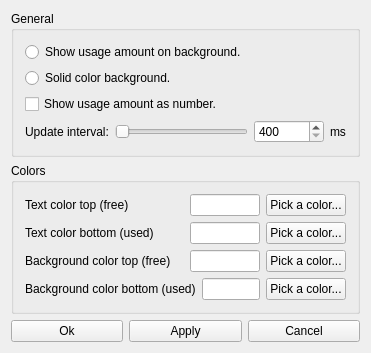
doublejim/Systray-Memory-Display, file mainwindow.ui: the form before one commit.
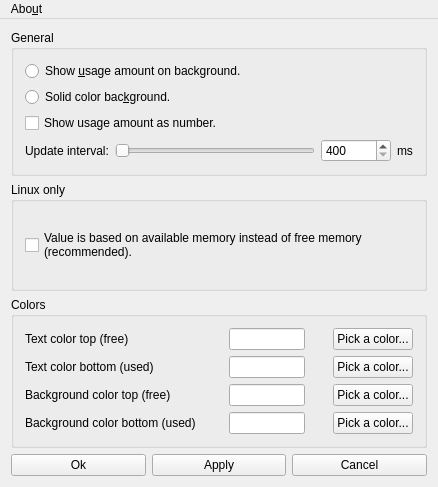
The form after the commit. Icons and pictures are not drawn.

Commit message: Linux memory option. Simplified code. Attempt to get rid of memory leaks. MainWindow instead of Dialog.

The edit to the form file:
```diff
--- a/mainwindow.ui
+++ b/mainwindow.ui
@@ -6,8 +6,8 @@
    <rect>
     <x>0</x>
     <y>0</y>
-    <width>371</width>
-    <height>349</height>
+    <width>438</width>
+    <height>487</height>
    </rect>
   </property>
   <property name="windowTitle">
@@ -18,7 +18,7 @@
     <normaloff>:/icon/appicon.png</normaloff>:/icon/appicon.png</iconset>
   </property>
   <widget class="QWidget" name="centralWidget">
-   <layout class="QVBoxLayout" name="verticalLayout_3" stretch="1,1,0">
+   <layout class="QVBoxLayout" name="verticalLayout_5">
     <item>
      <widget class="QGroupBox" name="groupBox">
       <property name="title">
@@ -28,14 +28,14 @@
        <item>
         <widget class="QRadioButton" name="radioShowProgress">
          <property name="text">
-          <string>Show usage amount on background.</string>
+          <string>Show &amp;usage amount on background.</string>
          </property>
         </widget>
        </item>
        <item>
         <widget class="QRadioButton" name="radioShowSolidBackground">
          <property name="text">
-          <string>Solid color background.</string>
+          <string>Solid color bac&amp;kground.</string>
          </property>
         </widget>
        </item>
@@ -99,35 +99,106 @@
       </layout>
      </widget>
     </item>
+    <item>
+     <widget class="QGroupBox" name="groupBox_3">
+      <property name="title">
+       <string>Linux only</string>
+      </property>
+      <layout class="QVBoxLayout" name="verticalLayout_3">
+       <item>
+        <widget class="QCheckBox" name="checkBoxAvailableMemory">
+         <property name="text">
+          <string>Value is based on available memory instead of free memory
+(recommended).</string>
+         </property>
+        </widget>
+       </item>
+      </layout>
+     </widget>
+    </item>
     <item>
      <widget class="QGroupBox" name="groupBox_2">
       <property name="title">
        <string>Colors</string>
       </property>
-      <layout class="QVBoxLayout" name="verticalLayout_2">
-       <item>
-        <layout class="QHBoxLayout" name="horizontalLayout_3" stretch="0,0,0">
-         <item>
-          <widget class="QLabel" name="labelColor1">
+      <layout class="QGridLayout" name="gridLayout_2">
+       <item row="3" column="7">
+        <widget class="QPushButton" name="btnColor4">
+         <property name="minimumSize">
+          <size>
+           <width>0</width>
+           <height>0</height>
+          </size>
+         </property>
+         <property name="maximumSize">
+          <size>
+           <width>16777215</width>
+           <height>16777215</height>
+          </size>
+         </property>
            <property name="text">
-            <string>Text color top (free)</string>
+          <string>Pick a color...</string>
            </property>
           </widget>
          </item>
-         <item>
+       <item row="1" column="7">
+        <widget class="QPushButton" name="btnColor2">
+         <property name="minimumSize">
+          <size>
+           <width>0</width>
+           <height>0</height>
+          </size>
+         </property>
+         <property name="maximumSize">
+          <size>
+           <width>16777215</width>
+           <height>16777215</height>
+          </size>
+         </property>
+         <property name="text">
+          <string>Pick a color...</string>
+         </property>
+        </widget>
+       </item>
+       <item row="0" column="5">
+        <widget class="QLabel" name="colorExample1">
+         <property name="minimumSize">
+          <size>
+           <width>16</width>
+           <height>0</height>
+          </size>
+         </property>
+         <property name="maximumSize">
+          <size>
+           <width>16</width>
+           <height>16777215</height>
+          </size>
+         </property>
+         <property name="text">
+          <string/>
+         </property>
+        </widget>
+       </item>
+       <item row="0" column="4">
           <widget class="QLineEdit" name="editColorText1">
-           <property name="maximumSize">
+         <property name="sizePolicy">
+          <sizepolicy hsizetype="Fixed" vsizetype="Fixed">
+           <horstretch>0</horstretch>
+           <verstretch>0</verstretch>
+          </sizepolicy>
+         </property>
+         <property name="minimumSize">
             <size>
              <width>70</width>
-             <height>16777215</height>
-            </size>
-           </property>
-           <property name="baseSize">
-            <size>
-             <width>10</width>
              <height>0</height>
             </size>
            </property>
+         <property name="maximumSize">
+          <size>
+           <width>76</width>
+           <height>16777215</height>
+          </size>
+         </property>
            <property name="font">
             <font>
              <family>Courier New</family>
@@ -135,37 +206,95 @@
              <bold>true</bold>
             </font>
            </property>
-          </widget>
-         </item>
-         <item>
-          <widget class="QPushButton" name="btnColor1">
-           <property name="maximumSize">
-            <size>
-             <width>80</width>
-             <height>16777215</height>
-            </size>
-           </property>
-           <property name="text">
-            <string>Pick a color...</string>
+         <property name="layoutDirection">
+          <enum>Qt::LeftToRight</enum>
+         </property>
+         <property name="maxLength">
+          <number>7</number>
            </property>
           </widget>
          </item>
-        </layout>
-       </item>
-       <item>
-        <layout class="QHBoxLayout" name="horizontalLayout_4" stretch="0,0,0">
-         <item>
+       <item row="1" column="2">
           <widget class="QLabel" name="labelColor2">
+         <property name="sizePolicy">
+          <sizepolicy hsizetype="Expanding" vsizetype="Preferred">
+           <horstretch>0</horstretch>
+           <verstretch>0</verstretch>
+          </sizepolicy>
+         </property>
            <property name="text">
             <string>Text color bottom (used)</string>
            </property>
           </widget>
          </item>
-         <item>
+       <item row="3" column="5">
+        <widget class="QLabel" name="colorExample4">
+         <property name="minimumSize">
+          <size>
+           <width>16</width>
+           <height>0</height>
+          </size>
+         </property>
+         <property name="maximumSize">
+          <size>
+           <width>16</width>
+           <height>16777215</height>
+          </size>
+         </property>
+         <property name="text">
+          <string/>
+         </property>
+        </widget>
+       </item>
+       <item row="2" column="4">
+        <widget class="QLineEdit" name="editColorBack1">
+         <property name="sizePolicy">
+          <sizepolicy hsizetype="Fixed" vsizetype="Fixed">
+           <horstretch>0</horstretch>
+           <verstretch>0</verstretch>
+          </sizepolicy>
+         </property>
+         <property name="minimumSize">
+          <size>
+           <width>70</width>
+           <height>0</height>
+          </size>
+         </property>
+         <property name="maximumSize">
+          <size>
+           <width>76</width>
+           <height>16777215</height>
+          </size>
+         </property>
+         <property name="font">
+          <font>
+           <family>Courier New</family>
+           <weight>75</weight>
+           <bold>true</bold>
+          </font>
+         </property>
+         <property name="maxLength">
+          <number>7</number>
+         </property>
+        </widget>
+       </item>
+       <item row="1" column="4">
           <widget class="QLineEdit" name="editColorText2">
-           <property name="maximumSize">
+         <property name="sizePolicy">
+          <sizepolicy hsizetype="Fixed" vsizetype="Fixed">
+           <horstretch>0</horstretch>
+           <verstretch>0</verstretch>
+          </sizepolicy>
+         </property>
+         <property name="minimumSize">
             <size>
              <width>70</width>
+           <height>0</height>
+          </size>
+         </property>
+         <property name="maximumSize">
+          <size>
+           <width>76</width>
              <height>16777215</height>
             </size>
            </property>
@@ -176,13 +305,22 @@
              <bold>true</bold>
             </font>
            </property>
-          </widget>
-         </item>
-         <item>
-          <widget class="QPushButton" name="btnColor2">
+         <property name="maxLength">
+          <number>7</number>
+         </property>
+        </widget>
+       </item>
+       <item row="2" column="7">
+        <widget class="QPushButton" name="btnColor3">
+         <property name="minimumSize">
+          <size>
+           <width>0</width>
+           <height>0</height>
+          </size>
+         </property>
            <property name="maximumSize">
             <size>
-             <width>80</width>
+           <width>16777215</width>
              <height>16777215</height>
             </size>
            </property>
@@ -191,22 +329,55 @@
            </property>
           </widget>
          </item>
-        </layout>
-       </item>
-       <item>
-        <layout class="QHBoxLayout" name="horizontalLayout_6" stretch="0,0,0">
-         <item>
+       <item row="2" column="2">
           <widget class="QLabel" name="labelColor3">
+         <property name="sizePolicy">
+          <sizepolicy hsizetype="Expanding" vsizetype="Preferred">
+           <horstretch>0</horstretch>
+           <verstretch>0</verstretch>
+          </sizepolicy>
+         </property>
            <property name="text">
             <string>Background color top (free)</string>
            </property>
           </widget>
          </item>
-         <item>
-          <widget class="QLineEdit" name="editColorBack1">
+       <item row="1" column="5">
+        <widget class="QLabel" name="colorExample2">
+         <property name="minimumSize">
+          <size>
+           <width>16</width>
+           <height>0</height>
+          </size>
+         </property>
            <property name="maximumSize">
+          <size>
+           <width>16</width>
+           <height>16777215</height>
+          </size>
+         </property>
+         <property name="text">
+          <string/>
+         </property>
+        </widget>
+       </item>
+       <item row="3" column="4">
+        <widget class="QLineEdit" name="editColorBack2">
+         <property name="sizePolicy">
+          <sizepolicy hsizetype="Fixed" vsizetype="Fixed">
+           <horstretch>0</horstretch>
+           <verstretch>0</verstretch>
+          </sizepolicy>
+         </property>
+         <property name="minimumSize">
             <size>
              <width>70</width>
+           <height>0</height>
+          </size>
+         </property>
+         <property name="maximumSize">
+          <size>
+           <width>76</width>
              <height>16777215</height>
             </size>
            </property>
@@ -217,13 +388,41 @@
              <bold>true</bold>
             </font>
            </property>
-          </widget>
-         </item>
-         <item>
-          <widget class="QPushButton" name="btnColor3">
+         <property name="maxLength">
+          <number>7</number>
+         </property>
+        </widget>
+       </item>
+       <item row="2" column="5">
+        <widget class="QLabel" name="colorExample3">
+         <property name="minimumSize">
+          <size>
+           <width>16</width>
+           <height>0</height>
+          </size>
+         </property>
            <property name="maximumSize">
             <size>
-             <width>80</width>
+           <width>16</width>
+           <height>16777215</height>
+          </size>
+         </property>
+         <property name="text">
+          <string/>
+         </property>
+        </widget>
+       </item>
+       <item row="0" column="7">
+        <widget class="QPushButton" name="btnColor1">
+         <property name="minimumSize">
+          <size>
+           <width>0</width>
+           <height>0</height>
+          </size>
+         </property>
+         <property name="maximumSize">
+          <size>
+           <width>16777215</width>
              <height>16777215</height>
             </size>
            </property>
@@ -232,48 +431,31 @@
            </property>
           </widget>
          </item>
-        </layout>
-       </item>
-       <item>
-        <layout class="QHBoxLayout" name="horizontalLayout_5" stretch="0,0,0">
-         <item>
+       <item row="3" column="2">
           <widget class="QLabel" name="labelColor4">
+         <property name="sizePolicy">
+          <sizepolicy hsizetype="Expanding" vsizetype="Preferred">
+           <horstretch>0</horstretch>
+           <verstretch>0</verstretch>
+          </sizepolicy>
+         </property>
            <property name="text">
             <string>Background color bottom (used)</string>
            </property>
           </widget>
          </item>
-         <item>
-          <widget class="QLineEdit" name="editColorBack2">
-           <property name="maximumSize">
-            <size>
-             <width>70</width>
-             <height>16777215</height>
-            </size>
-           </property>
-           <property name="font">
-            <font>
-             <family>Courier New</family>
-             <weight>75</weight>
-             <bold>true</bold>
-            </font>
-           </property>
-          </widget>
-         </item>
-         <item>
-          <widget class="QPushButton" name="btnColor4">
-           <property name="maximumSize">
-            <size>
-             <width>80</width>
-             <height>16777215</height>
-            </size>
+       <item row="0" column="2">
+        <widget class="QLabel" name="labelColor1">
+         <property name="sizePolicy">
+          <sizepolicy hsizetype="Expanding" vsizetype="Preferred">
+           <horstretch>0</horstretch>
+           <verstretch>0</verstretch>
+          </sizepolicy>
            </property>
            <property name="text">
-            <string>Pick a color...</string>
-           </property>
-          </widget>
-         </item>
-        </layout>
+          <string>Text color top (free)</string>
+         </property>
+        </widget>
        </item>
       </layout>
      </widget>
@@ -308,6 +490,28 @@
     </item>
    </layout>
   </widget>
+  <widget class="QMenuBar" name="menuBar">
+   <property name="geometry">
+    <rect>
+     <x>0</x>
+     <y>0</y>
+     <width>438</width>
+     <height>23</height>
+    </rect>
+   </property>
+   <widget class="QMenu" name="menuAbout">
+    <property name="title">
+     <string>Abo&amp;ut</string>
+    </property>
+    <addaction name="actionAbout"/>
+   </widget>
+   <addaction name="menuAbout"/>
+  </widget>
+  <action name="actionAbout">
+   <property name="text">
+    <string>&amp;About</string>
+   </property>
+  </action>
  </widget>
  <layoutdefault spacing="6" margin="11"/>
  <resources>
```
Left out of the diff: 24 changed lines with no effect on the pictures. Lines whose indentation alone changed are shown as unchanged. The commit also changes 17 other files.
